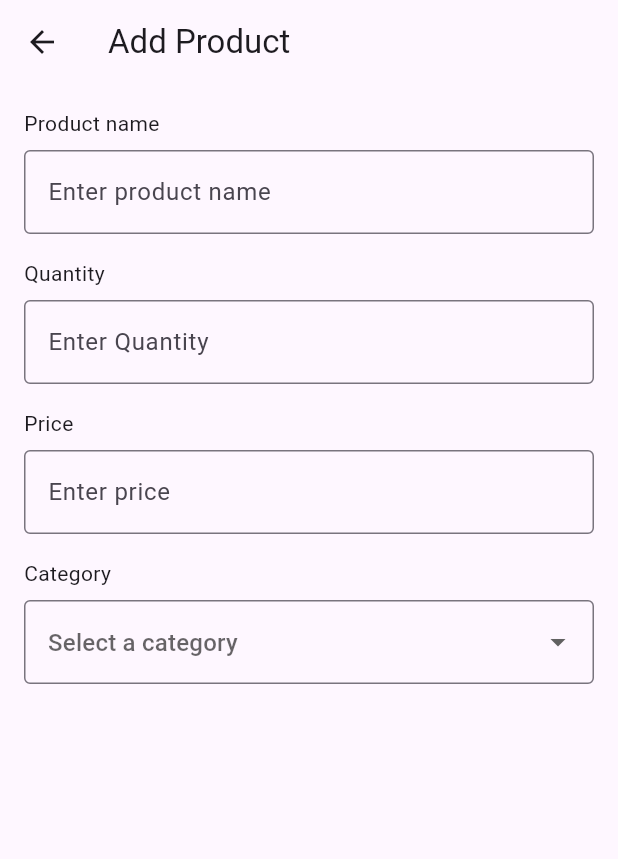
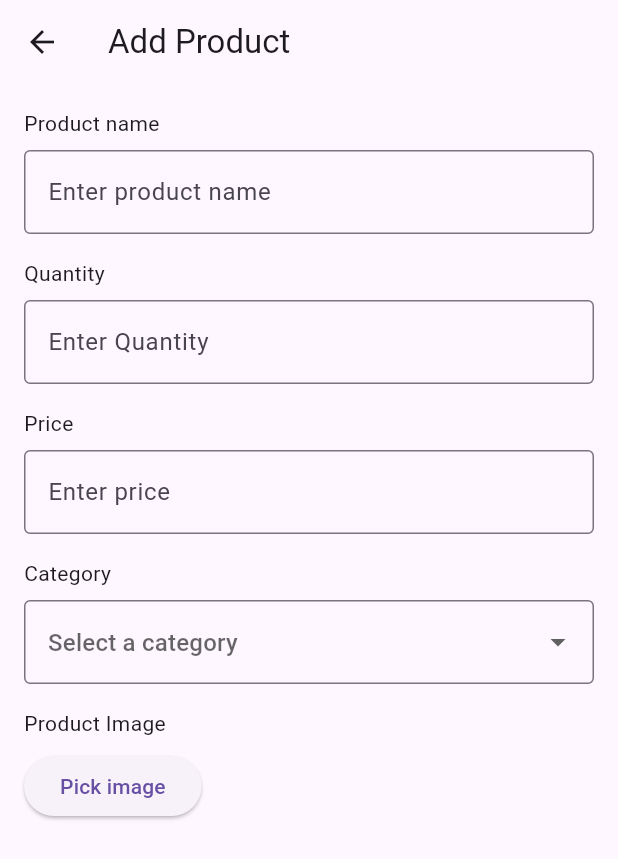
Before and after one commit to shraddhasa666/Inventory-_management_system, a Flutter app: the AddProductScreen screen opened directly, on a phone screen of 412 x 824 dp. Shown: the top 859 px of the screen. Run offline on Flutter 3.47's test engine with Material 3 defaults, Android fonts, the phone set to English and light mode, and no system bars; our stand-ins replace image_picker; missing offline and left inert: dart:html.

Commit message:
added image picker and preview for product form

```diff
--- a/lib/add_product_screen.dart
+++ b/lib/add_product_screen.dart
@@ -1,4 +1,7 @@
 import 'package:flutter/material.dart';
+import 'package:image_picker/image_picker.dart';
+import 'dart:html' as html; // only for web image preview (safe fallback)
+
 
 class AddProductScreen extends StatefulWidget {
   const AddProductScreen({super.key});
@@ -20,6 +23,9 @@ class _AddProductScreenState extends State<AddProductScreen> {
   'Accessories',
   ];
   String? _selectedCategory;
+  XFile? _pickedImage;
+  final ImagePicker _picker = ImagePicker();
+
   @override
   Widget build(BuildContext context) {
     return Scaffold(
@@ -82,7 +88,27 @@ class _AddProductScreenState extends State<AddProductScreen> {
               border: OutlineInputBorder(),
               hintText: "Select a category",
             ),
-            )
+            ),
+          SizedBox(height: 16),
+          Text("Product Image"),
+          SizedBox(height: 8),
+          ElevatedButton(
+            onPressed: () async {
+              final picked=await _picker.pickImage(
+                source: ImageSource.gallery);
+                if(picked != null) {
+                  setState(() {
+                    _pickedImage=picked;
+                  });
+                }
+            },
+            child: Text("Pick image"),
+            ),
+            if(_pickedImage != null)
+             Padding(
+              padding: const EdgeInsets.only(top: 8.0),
+              child: Image.network(_pickedImage!.path, height: 100,),
+             )
           ],
         ),
         ),
--- a/pubspec.yaml
+++ b/pubspec.yaml
@@ -36,6 +36,8 @@ dependencies:
   cupertino_icons: ^1.0.8
   firebase_core: ^3.15.1
   cloud_firestore: ^5.6.11
+  image_picker: ^1.1.2
+  image_picker_for_web: ^3.0.6
 
 dev_dependencies:
   flutter_test:
```
Also changed, not shown: pubspec.lock, 5 other files.
